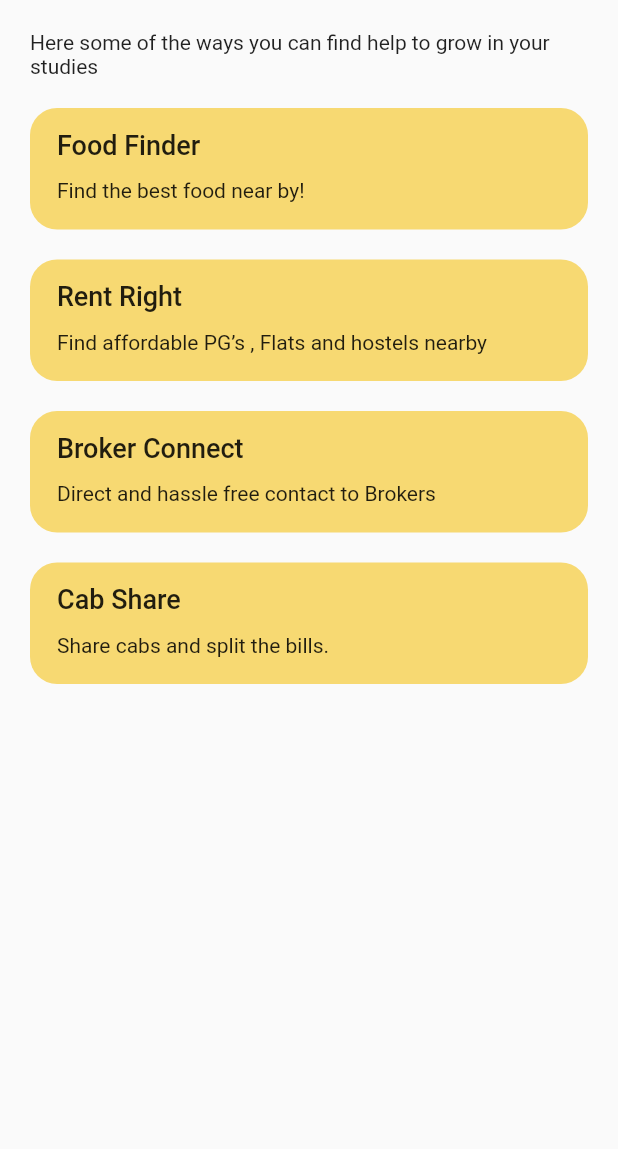
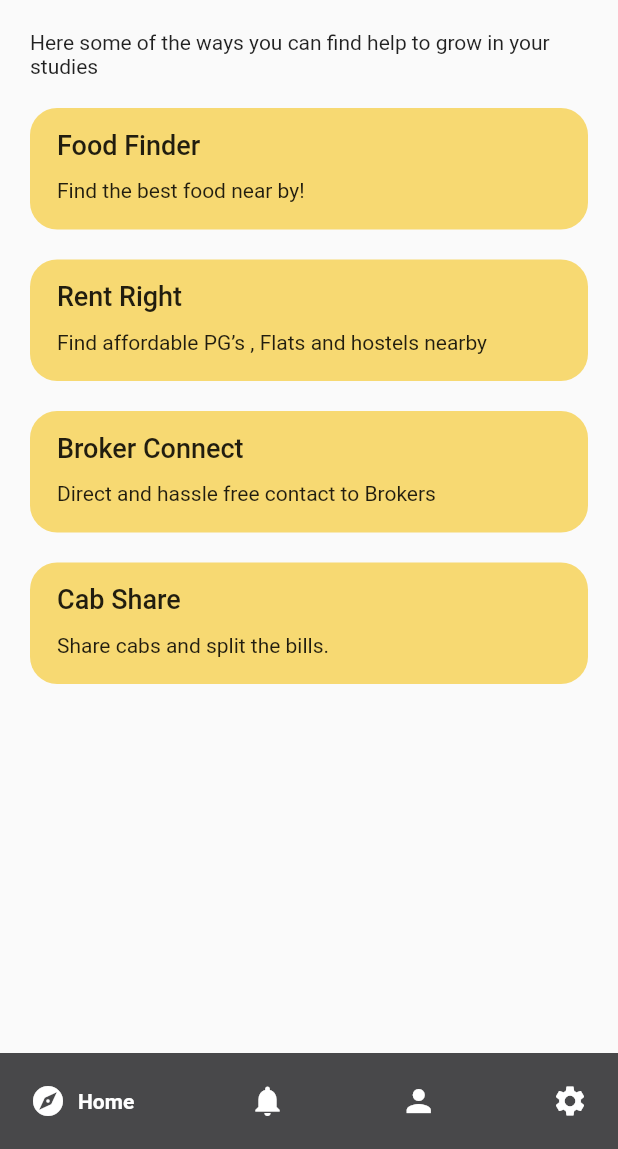
Before and after one commit to rishabhbajpai2000/campus_ease_three, a Flutter app: the PersonalScreen screen opened directly, on a phone screen of 412 x 824 dp, the part 87-1236 px from its top. Run offline on Flutter 3.47's test engine with Material 2 defaults, Android fonts, the phone set to English and light mode, and no system bars; drawn by our look-alikes of google_nav_bar; our stand-ins replace flutter_svg.

Commit message:
now bottom navigation bar also works on PersonalScreen.dart as well as AcademicScreen.dart

```diff
--- a/lib/PersonalScreen.dart
+++ b/lib/PersonalScreen.dart
@@ -1,11 +1,10 @@
+import 'package:flutter/material.dart';
+import 'package:google_nav_bar/google_nav_bar.dart';
 
-import 'package:campus_ease/PersonalServices/BrokerConnect.dart';
-import 'package:campus_ease/PersonalServices/CabShare.dart';
-import 'package:campus_ease/PersonalServices/FoodFinder.dart';
-import 'package:campus_ease/PersonalServices/RentRight.dart';
-import 'package:flutter/material.dart';
-
-import 'buttons.dart';
+import 'HomeScreenPages/NotificationsScreen.dart';
+import 'HomeScreenPages/ProfileScreen.dart';
+import 'HomeScreenPages/SettingsScreen.dart';
+import 'PersonalServices/PersonalScreenBody.dart';
 class PersonalScreen extends StatefulWidget {
   const PersonalScreen({Key? key}) : super(key: key);
 
@@ -14,60 +13,54 @@ class PersonalScreen extends StatefulWidget {
 }
 
 class _PersonalScreenState extends State<PersonalScreen> {
+  int kSelectedIndexBottomNavigationBar = 0;
+
+  List<Widget> bottomScreens = <Widget>[
+    PersonalScreenBody(),
+    NotificationScreen(),
+    ProfileScreen(),
+    SettingsScreen()
+  ];
   @override
   Widget build(BuildContext context) {
     return Scaffold(
-      // bottomNavigationBar: NavigationBarBottom(),
+      bottomNavigationBar:GNav(
+        padding: EdgeInsets.all(20),
+        backgroundColor: Color(0xff48484A),
+        color: Colors.white,
+        activeColor: Colors.white,
+        gap: 8,
+        tabs: [
+          GButton(
+            icon: Icons.explore,
+            text: "Home",
+
+          ),
+          GButton(
+            icon: Icons.notifications,
+            text: "Notifications",
+          ),
+          GButton(
+            icon: Icons.person,
+            text: "Profile",
+          ),
+          GButton(
+            icon: Icons.settings,
+            text: "Settings",
+          )
+        ],
+
+        onTabChange: (index) {
+          setState(() {
+            print("the botton index $index was pressed. \n \n \n \n \n ");
+            kSelectedIndexBottomNavigationBar = index;
+          });
+        },
+        selectedIndex: kSelectedIndexBottomNavigationBar,
+
+      ),
       body: SafeArea(
-        child: Padding(
-          padding: const EdgeInsets.all(20),
-          child: Column(
-            crossAxisAlignment: CrossAxisAlignment.start,
-            children: [
-              // we are there to help you
-              Padding(
-                padding: const EdgeInsets.fromLTRB(0, 10, 0, 10),
-                child: Text(
-                  "Hi there! ",
-                  style: TextStyle(fontSize: 24),
-                  textAlign: TextAlign.left,
-                ),
-              ),
-
-              // text below the help you
-              Padding(
-                padding: const EdgeInsets.fromLTRB(0, 10, 0, 10),
-                child: Text(
-                  "Here some of the ways you can find help to grow in your studies",
-                  style: TextStyle(fontSize: 14),
-                  textAlign: TextAlign.left,
-                ),
-              ),
-
-              // button 1 personal
-              selectionButton(heading1: "Food Finder", heading2: "Find the best food near by!", shade: Color(0xffF7D972), context: context,
-                  onClickAction: () => {
-                    Navigator.of(context).push(MaterialPageRoute(
-                        builder: (context) => FoodFinder()))
-                  }),
-              selectionButton(heading1: "Rent Right", heading2: "Find affordable PG’s , Flats and hostels nearby", shade: Color(0xffF7D972),context: context,
-                  onClickAction: () => {
-                    Navigator.of(context).push(MaterialPageRoute(
-                        builder: (context) => RentRight()))
-                  } ),
-              selectionButton(heading1: "Broker Connect", heading2: "Direct and hassle free contact to Brokers ", shade: Color(0xffF7D972), context: context,
-                  onClickAction: () => {
-                    Navigator.of(context).push(MaterialPageRoute(
-                        builder: (context) => BrokerConnect()))
-                  }),
-              selectionButton(heading1: "Cab Share", heading2: "Share cabs and split the bills.", shade: Color(0xffF7D972), context: context,
-                  onClickAction: () => {
-                    Navigator.of(context).push(MaterialPageRoute(
-                        builder: (context) => CabShare()))
-                  }),
-            ],
-          ),
-        ),
+        child: bottomScreens.elementAt(kSelectedIndexBottomNavigationBar),
       ),
     );
   }
--- /dev/null
+++ b/lib/PersonalServices/PersonalScreenBody.dart
@@ -0,0 +1,72 @@
+import 'package:flutter/cupertino.dart';
+import 'package:flutter/material.dart';
+
+import '../buttons.dart';
+import 'BrokerConnect.dart';
+import 'CabShare.dart';
+import 'FoodFinder.dart';
+import 'RentRight.dart';
+
+class PersonalScreenBody extends StatefulWidget {
+  const PersonalScreenBody({
+    super.key,
+  });
+
+  @override
+  State<PersonalScreenBody> createState() => _PersonalScreenBodyState();
+}
+
+class _PersonalScreenBodyState extends State<PersonalScreenBody> {
+  @override
+  Widget build(BuildContext context) {
+    return Padding(
+      padding: const EdgeInsets.all(20),
+      child: Column(
+        crossAxisAlignment: CrossAxisAlignment.start,
+        children: [
+          // we are there to help you
+          Padding(
+            padding: const EdgeInsets.fromLTRB(0, 10, 0, 10),
+            child: Text(
+              "Hi there! ",
+              style: TextStyle(fontSize: 24),
+              textAlign: TextAlign.left,
+            ),
+          ),
+
+          // text below the help you
+          Padding(
+            padding: const EdgeInsets.fromLTRB(0, 10, 0, 10),
+            child: Text(
+              "Here some of the ways you can find help to grow in your studies",
+              style: TextStyle(fontSize: 14),
+              textAlign: TextAlign.left,
+            ),
+          ),
+
+          // button 1 personal
+          selectionButton(heading1: "Food Finder", heading2: "Find the best food near by!", shade: Color(0xffF7D972), context: context,
+              onClickAction: () => {
+                Navigator.of(context).push(MaterialPageRoute(
+                    builder: (context) => FoodFinder()))
+              }),
+          selectionButton(heading1: "Rent Right", heading2: "Find affordable PG’s , Flats and hostels nearby", shade: Color(0xffF7D972),context: context,
+              onClickAction: () => {
+                Navigator.of(context).push(MaterialPageRoute(
+                    builder: (context) => RentRight()))
+              } ),
+          selectionButton(heading1: "Broker Connect", heading2: "Direct and hassle free contact to Brokers ", shade: Color(0xffF7D972), context: context,
+              onClickAction: () => {
+                Navigator.of(context).push(MaterialPageRoute(
+                    builder: (context) => BrokerConnect()))
+              }),
+          selectionButton(heading1: "Cab Share", heading2: "Share cabs and split the bills.", shade: Color(0xffF7D972), context: context,
+              onClickAction: () => {
+                Navigator.of(context).push(MaterialPageRoute(
+                    builder: (context) => CabShare()))
+              }),
+        ],
+      ),
+    );
+  }
+}
```
Also changed, not shown: lib/AcademicScreen.dart (+49 -52 lines), lib/AcademicServices/AcademicScreenBody.dart (added, +66 -0 lines).
